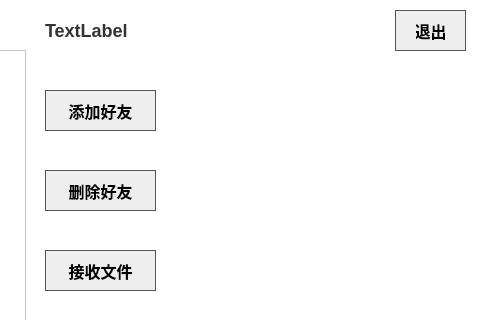
AAAntiQuarkkk/linpop, file linpop/untitled/mainwindow.ui: the form before one commit; both pictures show x 265 to 745 and y 0 to 320 of the 745 by 474 pixel window.
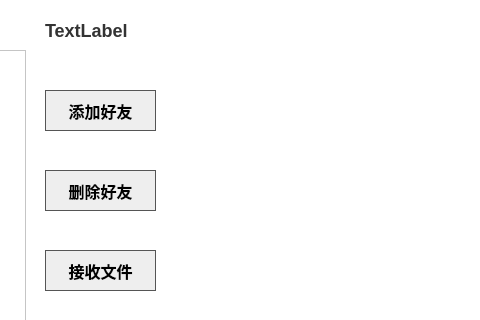
The form after the commit.

```diff
--- a/linpop/untitled/mainwindow.ui
+++ b/linpop/untitled/mainwindow.ui
@@ -159,27 +159,6 @@
      <string>接收文件</string>
     </property>
    </widget>
-   <widget class="QPushButton" name="pushButton_quit">
-    <property name="geometry">
-     <rect>
-      <x>660</x>
-      <y>10</y>
-      <width>71</width>
-      <height>41</height>
-     </rect>
-    </property>
-    <property name="styleSheet">
-     <string notr="true">background-color: #eee;
-color: black;
-border: 1px solid #555;
-padding: 10px 20px;
-font-size: 16px;
-font-weight: bold;</string>
-    </property>
-    <property name="text">
-     <string>退出</string>
-    </property>
-   </widget>
    <widget class="QLabel" name="label">
     <property name="geometry">
      <rect>
```
